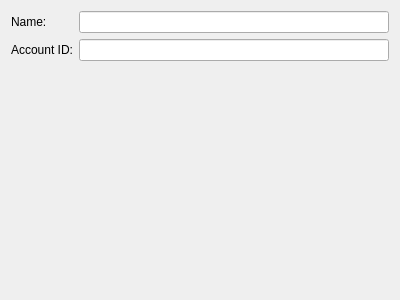
Before: the Qt Designer form src/Widgets/accountdetails.ui in Open-Transactions/Moneychanger, drawn with Qt 5.
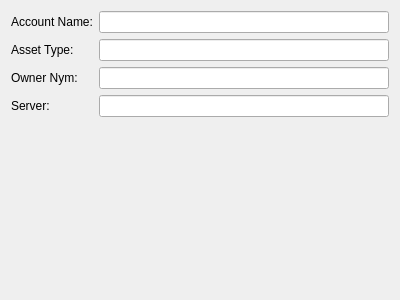
After: the same form once the commit is applied.

Commit message: More on GUI details screens: server/nym/asset/acct

Diff of the .ui file:
```diff
--- a/src/Widgets/accountdetails.ui
+++ b/src/Widgets/accountdetails.ui
@@ -16,49 +16,62 @@
   <layout class="QVBoxLayout" name="verticalLayout">
    <item>
     <layout class="QGridLayout" name="gridLayout">
+     <item row="3" column="0">
+      <widget class="QLabel" name="labelServer">
+       <property name="text">
+        <string>Server:</string>
+       </property>
+      </widget>
+     </item>
      <item row="1" column="0">
       <widget class="QLabel" name="labelID">
        <property name="text">
-        <string>Account ID:</string>
+        <string>Asset Type:</string>
+       </property>
+      </widget>
+     </item>
+     <item row="2" column="0">
+      <widget class="QLabel" name="labelNym">
+       <property name="text">
+        <string>Owner Nym:</string>
+       </property>
+      </widget>
+     </item>
+     <item row="3" column="1">
+      <widget class="QLineEdit" name="lineEditServer">
+       <property name="readOnly">
+        <bool>true</bool>
+       </property>
+      </widget>
+     </item>
+     <item row="2" column="1">
+      <widget class="QLineEdit" name="lineEditNym">
+       <property name="readOnly">
+        <bool>true</bool>
+       </property>
+      </widget>
+     </item>
+     <item row="1" column="1">
+      <widget class="QLineEdit" name="lineEditAsset">
+       <property name="readOnly">
+        <bool>true</bool>
        </property>
       </widget>
      </item>
      <item row="0" column="0">
       <widget class="QLabel" name="labelName">
-       <property name="layoutDirection">
-        <enum>Qt::LeftToRight</enum>
-       </property>
        <property name="text">
-        <string>Name:</string>
-       </property>
-       <property name="alignment">
-        <set>Qt::AlignLeading|Qt::AlignLeft|Qt::AlignVCenter</set>
+        <string>Account Name:</string>
        </property>
       </widget>
      </item>
      <item row="0" column="1">
       <widget class="QLineEdit" name="lineEditName">
-       <property name="sizePolicy">
-        <sizepolicy hsizetype="Expanding" vsizetype="Maximum">
-         <horstretch>0</horstretch>
-         <verstretch>0</verstretch>
-        </sizepolicy>
-       </property>
-       <property name="alignment">
-        <set>Qt::AlignLeading|Qt::AlignLeft|Qt::AlignTop</set>
-       </property>
        <property name="readOnly">
         <bool>false</bool>
        </property>
       </widget>
      </item>
-     <item row="1" column="1">
-      <widget class="QLineEdit" name="lineEditID">
-       <property name="readOnly">
-        <bool>true</bool>
-       </property>
-      </widget>
-     </item>
     </layout>
    </item>
    <item>
```
Left out of the diff: 2 changed lines with no effect on the pictures. The commit also changes 15 other files.
